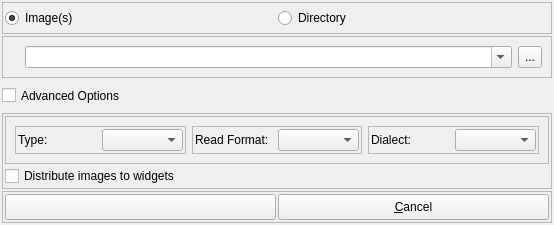
isis-group/vast, file forms/fileOpenWidget.ui: the form before one commit.
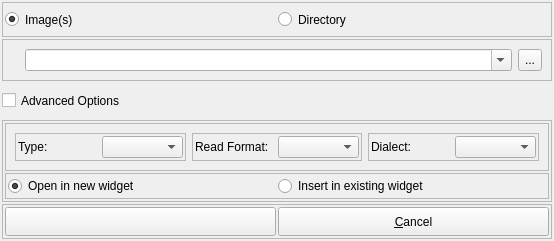
The form after the commit.

The edit to the form file:
```diff
--- a/forms/fileOpenWidget.ui
+++ b/forms/fileOpenWidget.ui
@@ -7,7 +7,7 @@
     <x>0</x>
     <y>0</y>
     <width>554</width>
-    <height>225</height>
+    <height>241</height>
    </rect>
   </property>
   <property name="sizePolicy">
@@ -336,16 +336,38 @@
        </widget>
       </item>
       <item>
-       <widget class="QCheckBox" name="distributeCheck">
-        <property name="sizePolicy">
-         <sizepolicy hsizetype="Minimum" vsizetype="Minimum">
-          <horstretch>0</horstretch>
-          <verstretch>0</verstretch>
-         </sizepolicy>
+       <widget class="QFrame" name="widgetInsertFrame">
+        <property name="frameShape">
+         <enum>QFrame::StyledPanel</enum>
         </property>
-        <property name="text">
-         <string>Distribute images to widgets</string>
+        <property name="frameShadow">
+         <enum>QFrame::Raised</enum>
         </property>
+        <layout class="QHBoxLayout" name="horizontalLayout_8">
+         <property name="spacing">
+          <number>2</number>
+         </property>
+         <property name="margin">
+          <number>2</number>
+         </property>
+         <item>
+          <widget class="QRadioButton" name="newWidgetCheck">
+           <property name="text">
+            <string>Open in new widget</string>
+           </property>
+           <property name="checked">
+            <bool>true</bool>
+           </property>
+          </widget>
+         </item>
+         <item>
+          <widget class="QRadioButton" name="insertInWidgetCheck">
+           <property name="text">
+            <string>Insert in existing widget</string>
+           </property>
+          </widget>
+         </item>
+        </layout>
        </widget>
       </item>
      </layout>
```
